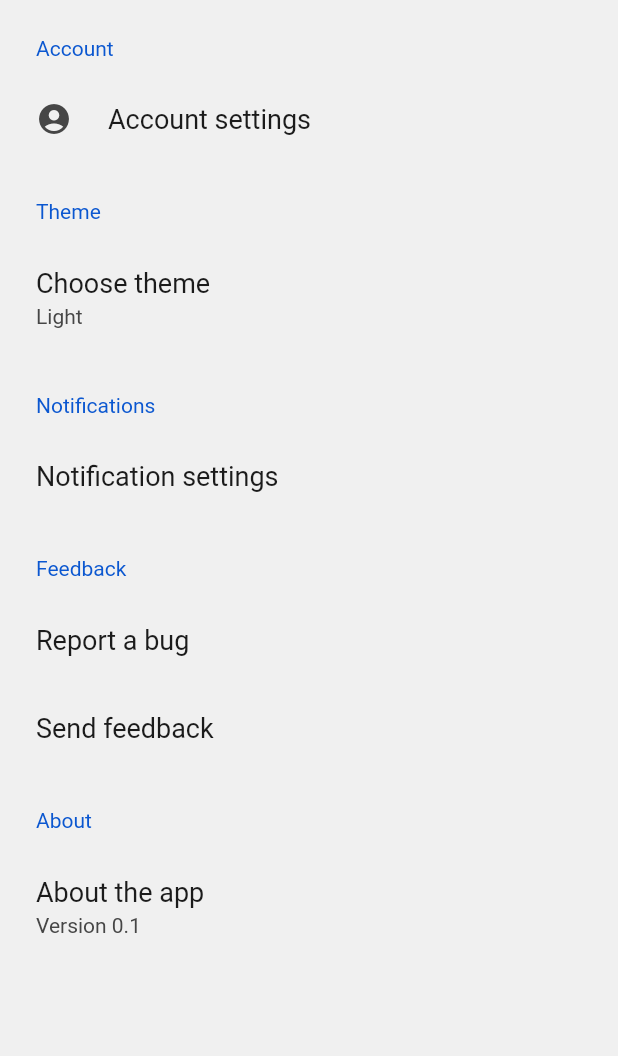
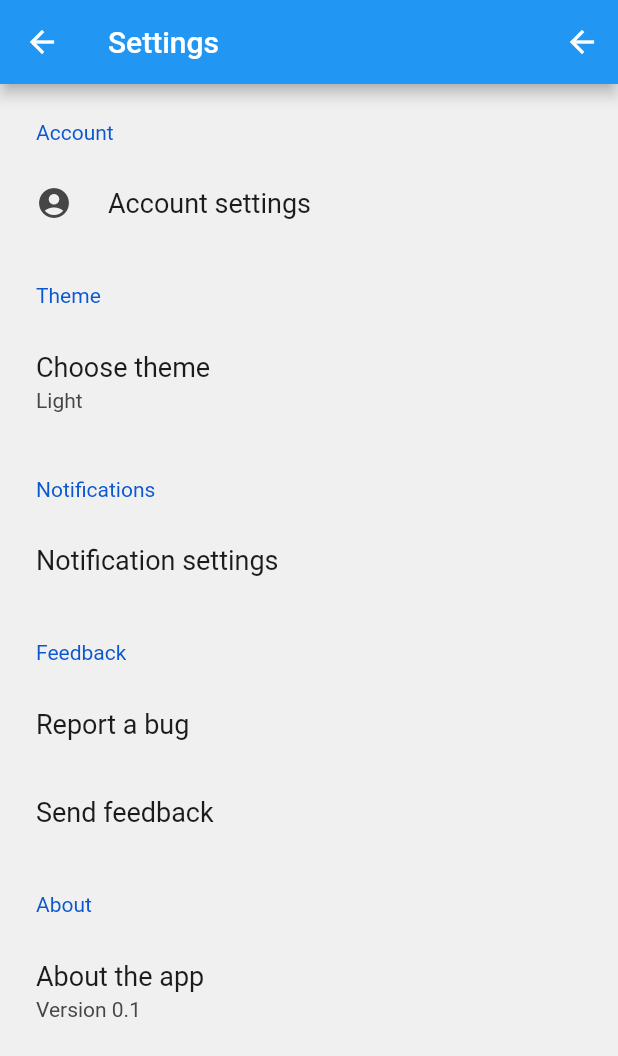
Before and after one commit to clark-pegg/tbd, a Flutter app: the SettingsPage screen opened directly, on a phone screen of 412 x 824 dp. Shown: the top 1056 px of the screen. Run offline on Flutter 3.47's test engine with Material 2 defaults, Android fonts, the phone set to English and light mode, and no system bars; drawn by our look-alikes of settings_ui; our stand-ins replace flutter_signin_button.

Commit message:
added back button

```diff
--- a/lib/settings_page.dart
+++ b/lib/settings_page.dart
@@ -4,7 +4,14 @@ import 'package:settings_ui/settings_ui.dart';
 class SettingsPage extends StatelessWidget {
   @override
   Widget build(BuildContext context) {
-    return SettingsList(
+    return Scaffold(
+      appBar: AppBar(title: Text("Settings"), actions: [
+        BackButton(
+          color: Colors.white,
+          onPressed: () => Navigator.pop(context),
+        )
+      ]),
+      body: SettingsList(
         sections: [
           SettingsSection(
             title: Text('Account'),
@@ -59,6 +66,7 @@ class SettingsPage extends StatelessWidget {
             ],
           ),
         ],
+      ),
     );
   }
 }
```
Lines whose indentation alone changed are shown as unchanged.
